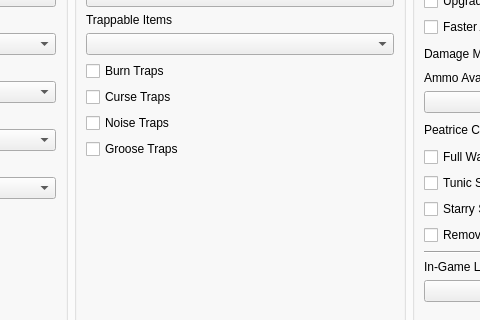
Before: the Qt Designer form gui/ui/main.ui in mint-choc-chip-skyblade/sshd-rando, drawn with Qt 5; both pictures show x 623 to 1103 and y 108 to 428 of the 1387 by 845 pixel window.
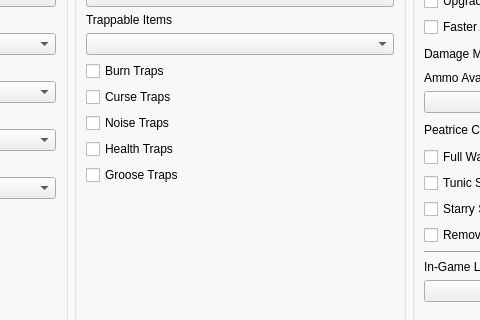
After: the same form once the commit is applied. The open tabs and pages were chosen to show the change. Custom widgets are drawn as their Qt base class.

Commit message: Add new health traps from noise traps

```diff
--- a/gui/ui/main.ui
+++ b/gui/ui/main.ui
@@ -1002,6 +1002,13 @@
              </property>
             </widget>
            </item>
+           <item>
+            <widget class="RandoTriStateCheckBox" name="setting_health_traps">
+             <property name="text">
+              <string>Health Traps</string>
+             </property>
+            </widget>
+           </item>
            <item>
             <widget class="RandoTriStateCheckBox" name="setting_groose_traps">
              <property name="text">
```
Left out of the diff: 2 changed lines with no effect on the pictures. The commit also changes 8 other files.
